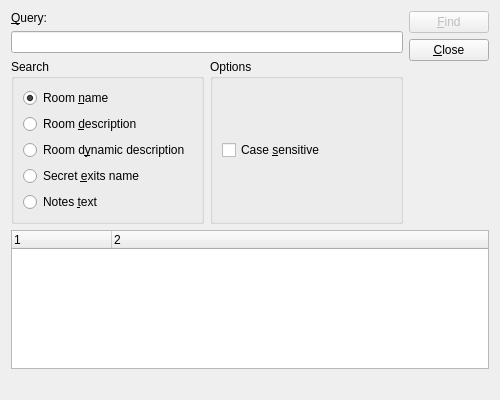
Qt form src/mainwindow/findroomsdlg.ui (MUME/MMapper) before a commit.
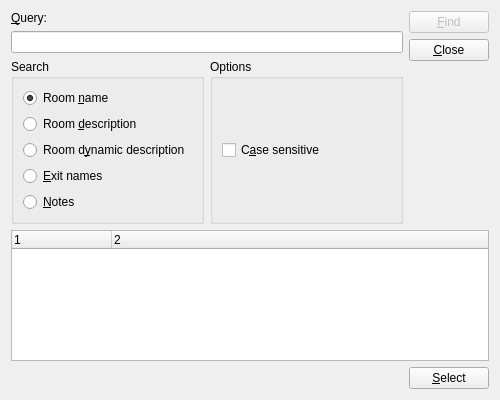
The same form after that commit.

Commit message: "Find Rooms" dialog can now select rooms

```diff
--- a/src/mainwindow/findroomsdlg.ui
+++ b/src/mainwindow/findroomsdlg.ui
@@ -72,14 +72,14 @@
             <item>
              <widget class="QRadioButton" name="exitsRadioButton">
               <property name="text">
-               <string>Secret &amp;exits name</string>
+               <string>&amp;Exit names</string>
               </property>
              </widget>
             </item>
             <item>
              <widget class="QRadioButton" name="notesRadioButton">
               <property name="text">
-               <string>Notes &amp;text</string>
+               <string>&amp;Notes</string>
               </property>
              </widget>
             </item>
@@ -95,7 +95,7 @@
             <item>
              <widget class="QCheckBox" name="caseCheckBox">
               <property name="text">
-               <string>Case &amp;sensitive</string>
+               <string>C&amp;ase sensitive</string>
               </property>
              </widget>
             </item>
@@ -163,10 +163,50 @@
     </widget>
    </item>
    <item>
-    <widget class="QLabel" name="roomsFoundLabel">
-     <property name="text">
-      <string/>
+    <widget class="QFrame" name="frame">
+     <property name="frameShape">
+      <enum>QFrame::NoFrame</enum>
      </property>
+     <property name="frameShadow">
+      <enum>QFrame::Plain</enum>
+     </property>
+     <property name="lineWidth">
+      <number>0</number>
+     </property>
+     <layout class="QHBoxLayout" name="horizontalLayout">
+      <property name="leftMargin">
+       <number>0</number>
+      </property>
+      <property name="topMargin">
+       <number>0</number>
+      </property>
+      <property name="rightMargin">
+       <number>0</number>
+      </property>
+      <property name="bottomMargin">
+       <number>0</number>
+      </property>
+      <item>
+       <widget class="QLabel" name="roomsFoundLabel">
+        <property name="text">
+         <string/>
+        </property>
+       </widget>
+      </item>
+      <item>
+       <widget class="QPushButton" name="selectButton">
+        <property name="sizePolicy">
+         <sizepolicy hsizetype="Maximum" vsizetype="Fixed">
+          <horstretch>0</horstretch>
+          <verstretch>0</verstretch>
+         </sizepolicy>
+        </property>
+        <property name="text">
+         <string>&amp;Select</string>
+        </property>
+       </widget>
+      </item>
+     </layout>
     </widget>
    </item>
   </layout>
```
The commit also changes 5 other files.
